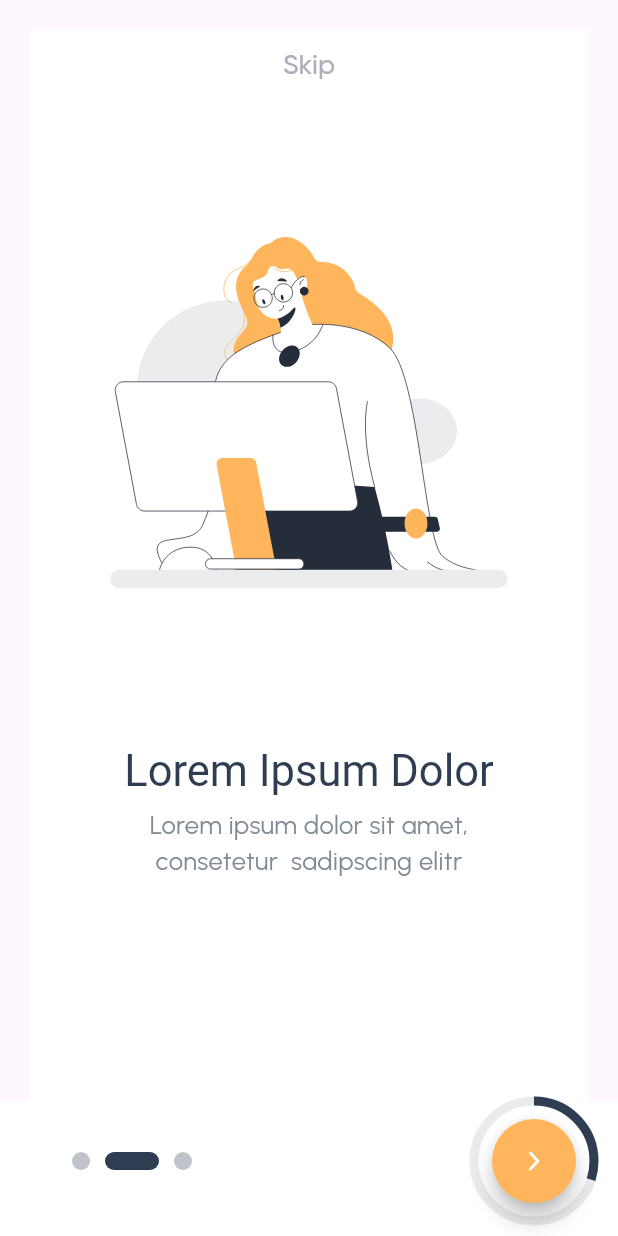
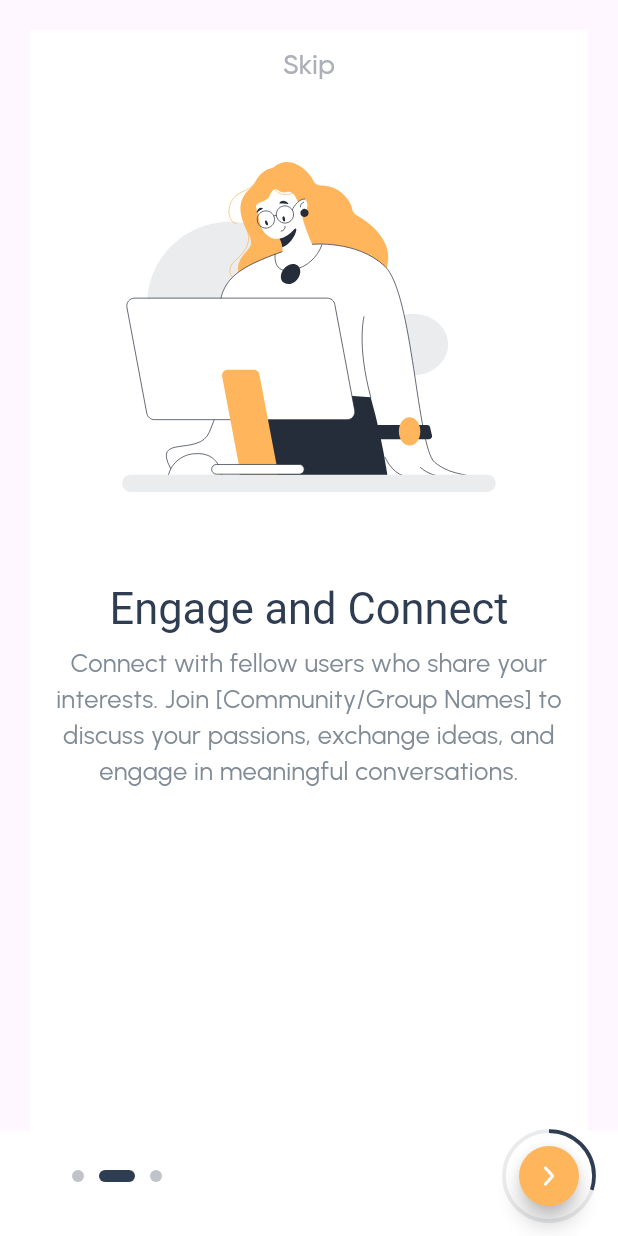
Before and after one commit to saqibsattar03/quixnote-app, a Flutter app: the screen it shows after launch, swiped to page 2, on a phone screen of 412 x 824 dp. Run offline on Flutter 3.47's test engine with Material 2 defaults, Android fonts, the phone set to English and light mode, and no system bars; drawn by our look-alikes of smooth_page_indicator; our stand-ins replace dio, firebase_auth, firebase_core, flutter_svg, google_sign_in, image_picker and 1 more; missing offline and left inert: otp_pin_field; accounts and stored records are empty; generated files the repository leaves out were written again; Roboto replaces fonts that are missing (urbanistSemiBold); project files that could hold a hidden picture were left out.

Commit message:
:sparkles: first milestone competed

```diff
--- a/lib/src/app.dart
+++ b/lib/src/app.dart
@@ -35,11 +35,14 @@ class MyApp extends StatelessWidget {
       title: 'Quix Note',
       navigatorKey: AppNavigation.navigatorKey,
       theme: AppThemes.light,
+      // home: OnBoardView()
       home: !AppData.getOnBoardingValue()
           ? const OnBoardView()
-          : FirebaseAuth.instance.currentUser != null
-              ? const NotesPage()
-              : const SocialAuthSignIn(),
+          :
+      // FirebaseAuth.instance.currentUser != null
+      //         ? const NotesPage()
+      //         :
+      const SocialAuthSignIn(),
     );
   }
 }
--- a/lib/src/components/notes/search_notes.dart
+++ b/lib/src/components/notes/search_notes.dart
@@ -344,7 +344,7 @@ class _ApplyFiltersSheetState extends State<ApplyFiltersSheet> {
             const SizedBox(height: 20),
             AppButton(
                 onPressed: () {
-                  widget.applyFiltersCallback();
+                  // widget.applyFiltersCallback();
                   // print(priority[selectedPriority]);
                   // print(date[selectedDate]);
                 },
--- a/lib/src/components/on_boarding/on_boarding.dart
+++ b/lib/src/components/on_boarding/on_boarding.dart
@@ -30,22 +30,7 @@ class _OnBoardViewState extends State<OnBoardView> {
   void initState() {
     // TODO: implement initState
     super.initState();
-    // controller.addListener(_handlePageChange);
   }
-
-  // void _handlePageChange({int index = -1}) {
-  //   if (step >= _animationValues.length - 1) {
-  //     if (index != -1) {
-  //       step = index;
-  //       isLastPage = false;
-  //     } else {
-  //       // isLastPage = true;
-  //     }
-  //   } else {
-  //     if (index == -1) step++;
-  //   }
-  //   setState(() {});
-  // }
 
   void pressToAnimate({int index = -1}) {
     setState(() {
@@ -67,7 +52,6 @@ class _OnBoardViewState extends State<OnBoardView> {
   @override
   void dispose() {
     controller.dispose();
-    // controller.removeListener(_handlePageChange);
     super.dispose();
   }
 
@@ -85,7 +69,6 @@ class _OnBoardViewState extends State<OnBoardView> {
                 controller: controller,
                 onPageChanged: (index) {
                   if (index == 2) {
-                    print("swipe");
                     isLastPage = true;
                     AppData.setOnBoardingValue(true);
                     setState(() {});
@@ -94,30 +77,28 @@ class _OnBoardViewState extends State<OnBoardView> {
                 children: [
                   BoardingLayout(
                     urlImage: AppImages.onBoardingOne,
-                    title: "Lorem Ipsum Dolor",
+                    title: "Welcome to Quix Notes!",
                     subtitle:
-                        "Lorem ipsum dolor sit amet, consetetur  sadipscing elitr",
-                    controller: controller,
+                        "We're thrilled to have you join our community of Quix Notes enthusiasts. Get ready to embark on a seamless journey of Quix Notes Main Features right at your fingertips.",
+                    controller: controller
                   ),
                   BoardingLayout(
                     urlImage: AppImages.onBoardingTwo,
-                    title: "Lorem Ipsum Dolor",
+                    title: "Engage and Connect",
                     subtitle:
-                        "Lorem ipsum dolor sit amet, consetetur  sadipscing elitr",
+                        "Connect with fellow users who share your interests. Join [Community/Group Names] to discuss your passions, exchange ideas, and engage in meaningful conversations.",
                     controller: controller,
                   ),
                   BoardingLayout(
                     urlImage: AppImages.onBoardingThree,
-                    title: "Lorem Ipsum Dolor",
+                    title: "Support",
                     subtitle:
-                        "Lorem ipsum dolor sit amet, consetetur  sadipscing elitr",
+                        "Have questions or feedback? Our [Support Team/Help Center] is here to assist you. Don't hesitate to reach out whenever you need assistance.",
                     controller: controller,
-                  )
+                  ),
                 ],
               ),
             ),
-
-            ///
           ],
         ),
       ),
@@ -133,8 +114,8 @@ class _OnBoardViewState extends State<OnBoardView> {
                   count: 3,
                   effect: ExpandingDotsEffect(
                     spacing: 10,
-                    dotHeight: 12,
-                    dotWidth: 12,
+                    dotHeight: 8,
+                    dotWidth: 8,
                     dotColor: AppColors.darkTeal.withOpacity(0.3),
                     activeDotColor: AppColors.darkTeal,
                   ),
@@ -158,20 +139,20 @@ class _OnBoardViewState extends State<OnBoardView> {
                         Opacity(
                           opacity: 1.0,
                           child: SizedBox(
-                            width: 80,
-                            height: 80,
+                            width: 60,
+                            height: 60,
                             child: CircularProgressIndicator(
                               value: value,
                               backgroundColor:
                                   AppColors.darkTeal.withOpacity(0.1),
-                              strokeWidth: 6,
+                              strokeWidth: 2.5,
                               valueColor: const AlwaysStoppedAnimation<Color>(
                                 AppColors.darkTeal,
                               ),
                             ),
                           ),
                         ),
-                        FloatingActionButton(
+                        FloatingActionButton.small(
                           onPressed: () {
                             controller.nextPage(
                               duration: const Duration(milliseconds: 500),
--- a/lib/src/components/on_boarding/widgets/on_boarding_layout.dart
+++ b/lib/src/components/on_boarding/widgets/on_boarding_layout.dart
@@ -44,11 +44,11 @@ class BoardingLayout extends StatelessWidget {
             child: const Text('Skip'),
           ),
           const SizedBox(
-            height: 90,
+            height: 40,
           ),
-          SvgPicture.asset(urlImage),
+         SizedBox(height:220,width:double.infinity,child:  SvgPicture.asset(urlImage),),
           const SizedBox(
-            height: 104,
+            height: 60,
           ),
           Text(
             title,
@@ -58,7 +58,7 @@ class BoardingLayout extends StatelessWidget {
             height: 5,
           ),
           SizedBox(
-            width: 250,
+            width: 350,
             child: Text(
               subtitle,
               textAlign: TextAlign.center,
--- a/lib/src/components/sign_in/sign_in.dart
+++ b/lib/src/components/sign_in/sign_in.dart
@@ -55,15 +55,12 @@ class _SignInScreenState extends State<SignIn> {
               email: _emailController.text, password: _passwordController.text);
 
       String? idToken = await userCredential.user?.getIdToken();
-      print("idtoken ${idToken}");
-
       final response = await api.getUserUsingIdToken(idToken: idToken!);
 
       if (response == 'true') {
         final userModel =
             SignInModel(email: userCredential.user!.email, password: null);
         final res = await api.signInUser(signInModel: userModel);
-        print("access token ${res.accessToken}");
         AppData.saveAccessToken(res.accessToken);
       }
       if (!mounted) return;
@@ -72,7 +69,7 @@ class _SignInScreenState extends State<SignIn> {
     } catch (e) {
       if (!mounted) return;
       Navigator.pop(context);
-      ErrorDialog(error: e).show(context);
+      ErrorDialog(error: "Email or password is incorrect.").show(context);
       print(
           "error ${e.toString()}------------------------------------------------------------------------->");
     }
--- a/lib/src/components/sign_up/create_account_screen.dart
+++ b/lib/src/components/sign_up/create_account_screen.dart
@@ -294,6 +294,7 @@ class _CreateAccountScreenState extends State<CreateAccountScreen> {
                                           setState(() {});
                                         },
                                         isChecked: termsCondition,
+                                        isSignupForm: true,
                                       ),
                                     ),
                                   );
@@ -317,6 +318,7 @@ class _CreateAccountScreenState extends State<CreateAccountScreen> {
                                           setState(() {});
                                         },
                                         isChecked: termsCondition,
+                                        isSignupForm: true,
                                       ),
                                     ),
                                   );
@@ -385,6 +387,7 @@ class _CreateAccountScreenState extends State<CreateAccountScreen> {
                                                 setState(() {});
                                               },
                                               isChecked: privacyPolicy,
+                                          isSignupForm: true,
                                             )),
                                   );
                                 },
@@ -408,6 +411,7 @@ class _CreateAccountScreenState extends State<CreateAccountScreen> {
                                             setState(() {});
                                           },
                                           isChecked: privacyPolicy,
+                                          isSignupForm: true,
                                         );
                                       },
                                     ),
--- a/lib/src/components/sign_up/privacy_policy.dart
+++ b/lib/src/components/sign_up/privacy_policy.dart
@@ -10,11 +10,12 @@ import 'package:quix_note/src/widgets/formatted_date.dart';
 
 class PrivacyPolicy extends StatefulWidget {
   const PrivacyPolicy(
-      {Key? key, required this.callBack, required this.isChecked})
+      {Key? key, required this.callBack, required this.isChecked, required this.isSignupForm})
       : super(key: key);
 
   final Function(bool val) callBack;
   final bool isChecked;
+  final bool isSignupForm;
 
   @override
   State<PrivacyPolicy> createState() => _PrivacyPolicyState();
@@ -90,12 +91,13 @@ class _PrivacyPolicyState extends State<PrivacyPolicy> {
                                 subTitle:
                                     privacyTermsResponse[index].description,
                               ),
-                              Padding(padding: EdgeInsets.symmetric(vertical: 8)),
+                              const Padding(padding: EdgeInsets.symmetric(vertical: 8)),
                             ],
                           );
                         },
                       )),
                       // const SizedBox(height: 40),
+                      if(widget.isSignupForm)
                       AppButton(
                         buttonSize: const Size(double.infinity, 50),
                         onPressed: () {
--- a/lib/src/components/sign_up/terms_conditions.dart
+++ b/lib/src/components/sign_up/terms_conditions.dart
@@ -11,11 +11,12 @@ import '../../widgets/formatted_date.dart';
 
 
 class TermsAndConditions extends StatefulWidget {
-  const TermsAndConditions({Key? key, required this.callBack, required this.isChecked}) : super(key: key);
+  const TermsAndConditions({Key? key, required this.callBack, required this.isChecked, required this.isSignupForm}) : super(key: key);
 
 
   final Function(bool val) callBack;
   final bool isChecked;
+  final bool isSignupForm;
 
   @override
   State<TermsAndConditions> createState() => _TermsAndConditionsState();
@@ -117,6 +118,7 @@ class _TermsAndConditionsState extends State<TermsAndConditions> {
                       },
                     )),
                 // const SizedBox(height: 40),
+                if(widget.isSignupForm)
                 AppButton(
                   buttonSize: const Size(double.infinity, 50),
                   onPressed: () {
--- a/lib/src/utils/api_urls.dart
+++ b/lib/src/utils/api_urls.dart
@@ -1,4 +1,5 @@
 class ApiUrls{
   // static const baseUrl = 'http://192.168.1.31:4000';
-  static const baseUrl = 'https://fc58-182-186-110-127.ngrok-free.app/';
+  static const baseUrl = 'http://159.223.192.173:3200';
+  // static const baseUrl = 'https://fc58-182-186-110-127.ngrok-free.app/';
 }
--- a/lib/src/widgets/app_textfield.dart
+++ b/lib/src/widgets/app_textfield.dart
@@ -30,7 +30,7 @@ class AppTextField extends StatelessWidget {
     this.hintColor,
     this.showBorder = true,
     this.contentPadding = const EdgeInsets.symmetric(
-      // horizontal: 30,
+      horizontal: 20,
       vertical: 17,
     ),
     this.borderRadius,
```
Also changed, not shown: lib/src/components/notes/add_note.dart (+28 -16 lines), lib/src/components/notes/faq_page.dart (+38 -6 lines), lib/src/components/notes/note_detail.dart (+83 -43 lines), lib/src/components/notes/notes_page.dart (+39 -15 lines), lib/src/components/notes/widgets/app_dorpdown.dart (+8 -24 lines), lib/src/models/note/note_model.dart (+4 -4 lines), lib/src/models/note/note_model.g.dart.
